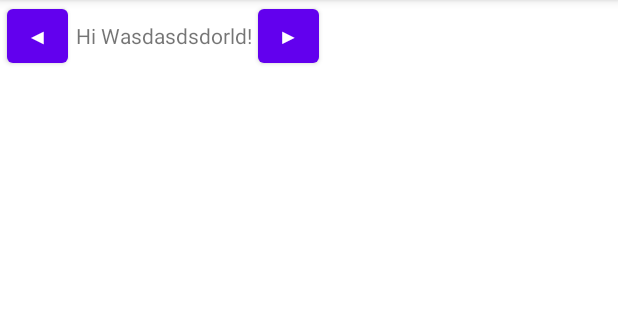
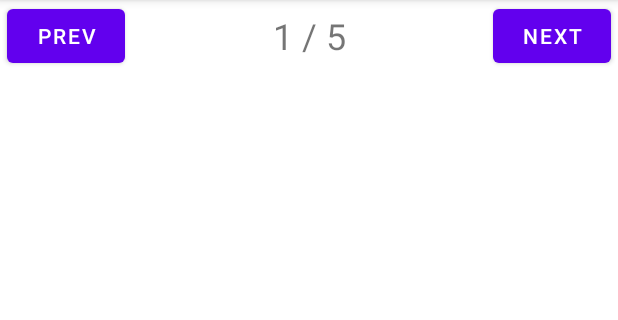
Before and after one commit to semin1012/AndroidGameProgramming, an Android app: the screen it shows after launch (MainActivity), on a phone screen of 412 x 824 dp, the part 84-404 px from its top. Run offline under Robolectric (Android 15) with nearby library versions, the light colour scheme and no system bars.

Commit message:
Add LinearLayout ex
LinearLayout 을 사용하여 버튼 두 개와 텍스트, 그리고 밑에 이미지를 넣는 화면 구성함.
weight 를 주는 것 알아 두기.

```diff
--- a/Study/02/app/src/main/res/layout/activity_main.xml
+++ b/Study/02/app/src/main/res/layout/activity_main.xml
@@ -9,37 +9,38 @@
 
     <LinearLayout
         android:layout_width="match_parent"
-        android:layout_height="50dp"
+        android:layout_height="wrap_content"
         android:orientation="horizontal">
 
         <Button
-            android:layout_width="50dp"
+            android:layout_width="wrap_content"
             android:layout_height="wrap_content"
-            android:gravity="center"
-            android:insetLeft="5dp"
-            android:insetRight="5dp"
-            android:text="◀" />
+            android:insetLeft="5sp"
+            android:insetRight="5sp"
+            android:text="Prev" />
 
         <TextView
             android:layout_width="wrap_content"
             android:layout_height="wrap_content"
+            android:layout_weight="1"
+            android:layout_gravity="right|center"
             android:gravity="center"
-            android:text="Hi Wasdasdsdorld!" />
+            android:textSize="24sp"
+            android:text=" 1 / 5 " />
 
         <Button
-            android:layout_width="50dp"
+            android:layout_width="wrap_content"
             android:layout_height="wrap_content"
-            android:gravity="center"
-            android:insetLeft="5dp"
-            android:insetRight="5dp"
-            android:text="▶" />
+            android:insetLeft="5sp"
+            android:insetRight="5sp"
+            android:text="Next" />
+
     </LinearLayout>
 
     <ImageView
         android:layout_width="match_parent"
         android:layout_height="match_parent"
-        android:gravity="center"
-        android:text="Hello Wdfdforld!" />
+        android:layout_weight="1"/>
 
 
 </LinearLayout>
```
